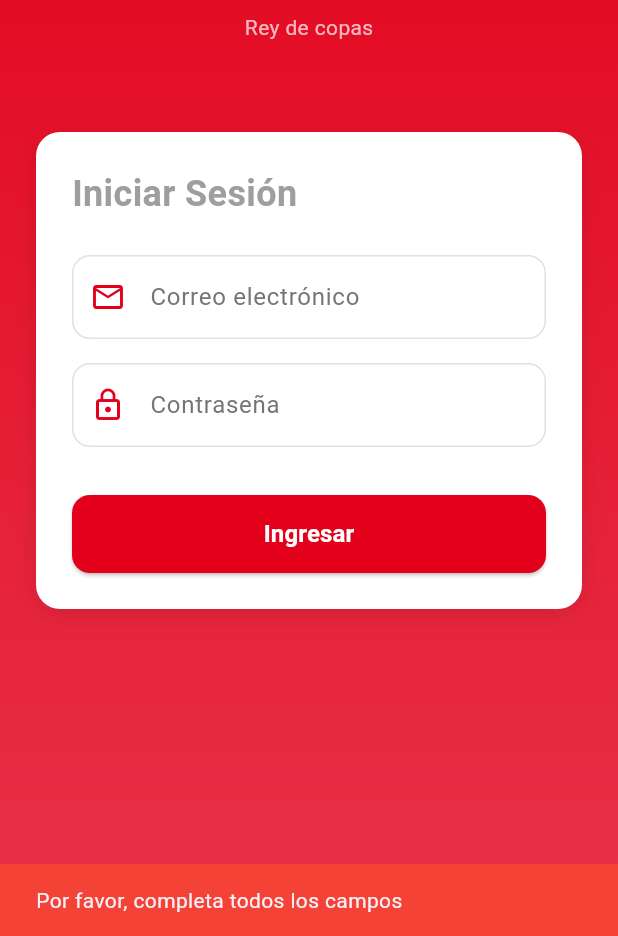
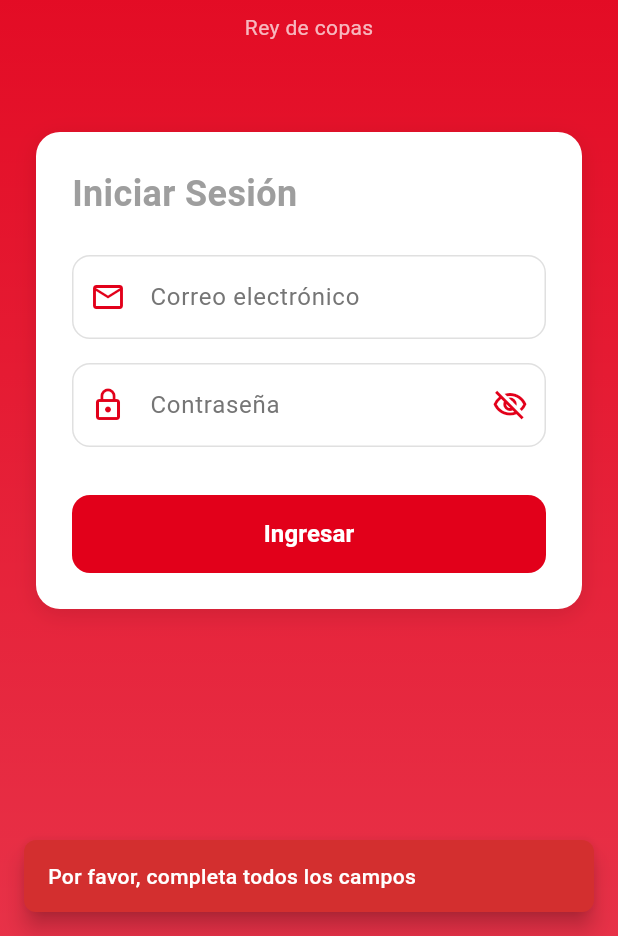
Before and after one commit to maxigmaidana/cultura-club, a Flutter app: the screen it shows after launch, after a tap on "Ingresar", on a phone screen of 412 x 824 dp, the part 300-1236 px from its top. Run offline on Flutter 3.47's test engine with Material 3 defaults, Android fonts, the phone set to English and light mode, and no system bars; our stand-ins replace fl_chart, flutter_dotenv, flutter_riverpod, fpdart, go_router, riverpod_annotation and 2 more; accounts and stored records are empty; generated files the repository leaves out were written again.

Commit message:
se abstraen widgets de ui

````diff
--- /dev/null
+++ b/lib/core/presentation/theme/app_theme.dart
@@ -0,0 +1,74 @@
+import 'package:flutter/material.dart';
+
+/// Tema centralizado de la app
+/// Centraliza colores, spacing, border radius y decoraciones reutilizables
+class AppTheme {
+  // Colores estándar (no varían por club)
+  static const Color surfaceColor = Colors.white;
+  static const Color textSecondaryColor = Color(0xFF757575);
+  static const Color disabledColor = Color(0xFFBDBDBD);
+  static const Color borderColor = Color(0xFFE0E0E0);
+  static const Color successColor = Color(0xFF4CAF50);
+  static const Color errorColor = Color(0xFFD32F2F);
+  static const Color infoColor = Color(0xFF2196F3);
+  static const Color warningColor = Color(0xFFFFC107);
+
+  // Border radius estándar
+  static const double borderRadiusSmall = 8.0;
+  static const double borderRadiusMedium = 12.0;
+  static const double borderRadiusLarge = 16.0;
+
+  // Spacing estándar
+  static const double spacingXSmall = 4.0;
+  static const double spacingSmall = 8.0;
+  static const double spacingMedium = 16.0;
+  static const double spacingLarge = 24.0;
+  static const double spacingXLarge = 32.0;
+
+  // Button dimensions
+  static const double buttonHeight = 52.0;
+  static const double buttonHeightSmall = 40.0;
+
+  // Input field dimensions
+  static const double inputBorderWidth = 1.0;
+  static const double inputBorderWidthFocused = 2.0;
+
+  /// Construye InputDecoration reutilizable para TextField
+  static InputDecoration buildInputDecoration({
+    required String label,
+    required Color primaryColor,
+    IconData? prefixIcon,
+    String? hintText,
+    bool obscureText = false,
+  }) {
+    return InputDecoration(
+      labelText: label,
+      hintText: hintText,
+      labelStyle: TextStyle(color: textSecondaryColor),
+      prefixIcon: prefixIcon != null
+          ? Icon(prefixIcon, color: primaryColor)
+          : null,
+      border: OutlineInputBorder(
+        borderRadius: BorderRadius.circular(borderRadiusMedium),
+      ),
+      enabledBorder: OutlineInputBorder(
+        borderRadius: BorderRadius.circular(borderRadiusMedium),
+        borderSide: const BorderSide(
+          color: borderColor,
+          width: inputBorderWidth,
+        ),
+      ),
+      focusedBorder: OutlineInputBorder(
+        borderRadius: BorderRadius.circular(borderRadiusMedium),
+        borderSide: BorderSide(
+          color: primaryColor,
+          width: inputBorderWidthFocused,
+        ),
+      ),
+      contentPadding: const EdgeInsets.symmetric(
+        horizontal: spacingMedium,
+        vertical: spacingMedium,
+      ),
+    );
+  }
+}
--- /dev/null
+++ b/lib/core/presentation/widgets/app_button.dart
@@ -0,0 +1,90 @@
+import 'package:cultura_club/core/presentation/theme/app_theme.dart';
+import 'package:cultura_club/core/providers/theme_provider.dart';
+import 'package:flutter/material.dart';
+import 'package:flutter_riverpod/flutter_riverpod.dart';
+
+/// Tipos de botón soportados
+enum AppButtonType { primary, secondary }
+
+/// Widget de botón reutilizable y tipado
+/// Lee el color primario del provider centralizado (no requiere pasarlo)
+class AppButton extends ConsumerWidget {
+  final VoidCallback? onPressed;
+  final String label;
+  final AppButtonType type;
+  final bool isLoading;
+  final bool disabled;
+  final double? customHeight;
+
+  const AppButton({
+    super.key,
+    required this.onPressed,
+    required this.label,
+    this.type = AppButtonType.primary,
+    this.isLoading = false,
+    this.disabled = false,
+    this.customHeight,
+  });
+
+  @override
+  Widget build(BuildContext context, WidgetRef ref) {
+    final primaryColor = ref.watch(primaryColorProvider);
+    final height = customHeight ?? AppTheme.buttonHeight;
+    final isClickable = !isLoading && !disabled && onPressed != null;
+
+    return SizedBox(
+      width: double.infinity,
+      height: height,
+      child: ElevatedButton(
+        style: ElevatedButton.styleFrom(
+          backgroundColor: _getBackgroundColor(isClickable, primaryColor),
+          foregroundColor: _getForegroundColor(),
+          shape: RoundedRectangleBorder(
+            borderRadius: BorderRadius.circular(AppTheme.borderRadiusMedium),
+          ),
+          disabledBackgroundColor: AppTheme.disabledColor,
+          elevation: 0,
+        ),
+        onPressed: isClickable ? onPressed : null,
+        child: isLoading
+            ? SizedBox(
+                width: 20,
+                height: 20,
+                child: CircularProgressIndicator(
+                  strokeWidth: 2,
+                  valueColor: AlwaysStoppedAnimation<Color>(
+                    _getForegroundColor(),
+                  ),
+                ),
+              )
+            : Text(
+                label,
+                style: const TextStyle(
+                  fontSize: 16,
+                  fontWeight: FontWeight.bold,
+                ),
+              ),
+      ),
+    );
+  }
+
+  /// Retorna el color de fondo según el tipo y estado
+  Color _getBackgroundColor(bool isClickable, Color primaryColor) {
+    if (!isClickable) {
+      return AppTheme.disabledColor;
+    }
+
+    return switch (type) {
+      AppButtonType.primary => primaryColor,
+      AppButtonType.secondary => Colors.grey[200] ?? Colors.grey,
+    };
+  }
+
+  /// Retorna el color del texto según el tipo
+  Color _getForegroundColor() {
+    return switch (type) {
+      AppButtonType.primary => Colors.white,
+      AppButtonType.secondary => Colors.grey[800] ?? Colors.black,
+    };
+  }
+}
--- /dev/null
+++ b/lib/core/presentation/widgets/app_snack_bar.dart
@@ -0,0 +1,54 @@
+import 'package:cultura_club/core/presentation/theme/app_theme.dart';
+import 'package:flutter/material.dart';
+
+/// Tipos de SnackBar con semántica de uso
+enum AppSnackBarType { success, error, info, warning }
+
+/// Utility para mostrar SnackBar tipado y consistente
+class AppSnackBar {
+  AppSnackBar._(); // Constructor privado
+
+  /// Muestra un SnackBar tipado
+  ///
+  /// Ejemplos:
+  /// ```dart
+  /// AppSnackBar.show(context, AppSnackBarType.success, 'Éxito');
+  /// AppSnackBar.show(context, AppSnackBarType.error, 'Error al conectar');
+  /// ```
+  static void show(
+    BuildContext context,
+    AppSnackBarType type,
+    String message, {
+    Duration duration = const Duration(seconds: 4),
+  }) {
+    final snackBar = SnackBar(
+      content: Text(
+        message,
+        style: const TextStyle(
+          color: Colors.white,
+          fontSize: 14,
+          fontWeight: FontWeight.w500,
+        ),
+      ),
+      backgroundColor: _getColorForType(type),
+      duration: duration,
+      behavior: SnackBarBehavior.floating,
+      margin: const EdgeInsets.all(AppTheme.spacingMedium),
+      shape: RoundedRectangleBorder(
+        borderRadius: BorderRadius.circular(AppTheme.borderRadiusSmall),
+      ),
+    );
+
+    ScaffoldMessenger.of(context).showSnackBar(snackBar);
+  }
+
+  /// Retorna el color según el tipo de SnackBar
+  static Color _getColorForType(AppSnackBarType type) {
+    return switch (type) {
+      AppSnackBarType.success => AppTheme.successColor,
+      AppSnackBarType.error => AppTheme.errorColor,
+      AppSnackBarType.info => AppTheme.infoColor,
+      AppSnackBarType.warning => AppTheme.warningColor,
+    };
+  }
+}
--- /dev/null
+++ b/lib/core/presentation/widgets/app_text_field.dart
@@ -0,0 +1,123 @@
+import 'package:cultura_club/core/presentation/theme/app_theme.dart';
+import 'package:cultura_club/core/providers/theme_provider.dart';
+import 'package:flutter/material.dart';
+import 'package:flutter_riverpod/flutter_riverpod.dart';
+
+/// Tipos de campo de texto soportados
+enum AppTextFieldType { email, password, text }
+
+/// Widget de TextField reutilizable y tipado
+/// Lee el color primario del provider centralizado (no requiere pasarlo)
+class AppTextField extends ConsumerStatefulWidget {
+  final TextEditingController controller;
+  final AppTextFieldType type;
+  final String? label; // Opcional: usa default según type si no se proporciona
+  final String? hintText;
+  final FocusNode? focusNode;
+  final VoidCallback? onSubmitted;
+  final String? Function(String?)? validator;
+  final bool enabled;
+  final TextInputAction textInputAction;
+
+  const AppTextField({
+    super.key,
+    required this.controller,
+    required this.type,
+    this.label,
+    this.hintText,
+    this.focusNode,
+    this.onSubmitted,
+    this.validator,
+    this.enabled = true,
+    this.textInputAction = TextInputAction.done,
+  });
+
+  @override
+  ConsumerState<AppTextField> createState() => _AppTextFieldState();
+}
+
+class _AppTextFieldState extends ConsumerState<AppTextField> {
+  late bool _obscureText;
+
+  @override
+  void initState() {
+    super.initState();
+    _obscureText = widget.type == AppTextFieldType.password;
+  }
+
+  @override
+  Widget build(BuildContext context) {
+    final primaryColor = ref.watch(primaryColorProvider);
+    final effectiveLabel = widget.label ?? _getDefaultLabel();
+
+    return TextField(
+      controller: widget.controller,
+      focusNode: widget.focusNode,
+      enabled: widget.enabled,
+      obscureText: _obscureText,
+      keyboardType: _getKeyboardType(),
+      textInputAction: widget.textInputAction,
+      onSubmitted: widget.onSubmitted != null
+          ? (_) => widget.onSubmitted!()
+          : null,
+      decoration:
+          AppTheme.buildInputDecoration(
+            label: effectiveLabel,
+            hintText: widget.hintText,
+            primaryColor: primaryColor,
+            prefixIcon: _getPrefixIcon(),
+            obscureText: _obscureText,
+          ).copyWith(
+            suffixIcon: widget.type == AppTextFieldType.password
+                ? _buildPasswordToggle(primaryColor)
+                : null,
+          ),
+    );
+  }
+
+  /// Retorna el label default según el tipo de campo
+  String _getDefaultLabel() {
+    return switch (widget.type) {
+      AppTextFieldType.email => 'Correo electrónico',
+      AppTextFieldType.password => 'Contraseña',
+      AppTextFieldType.text => '',
+    };
+  }
+
+  /// Retorna el tipo de teclado según el tipo de campo
+  TextInputType _getKeyboardType() {
+    return switch (widget.type) {
+      AppTextFieldType.email => TextInputType.emailAddress,
+      AppTextFieldType.password => TextInputType.visiblePassword,
+      AppTextFieldType.text => TextInputType.text,
+    };
+  }
+
+  /// Retorna el icono prefijo según el tipo de campo
+  IconData? _getPrefixIcon() {
+    return switch (widget.type) {
+      AppTextFieldType.email => Icons.email_outlined,
+      AppTextFieldType.password => Icons.lock_outline,
+      AppTextFieldType.text => null,
+    };
+  }
+
+  /// Construye el botón toggle para mostrar/ocultar contraseña
+  Widget? _buildPasswordToggle(Color primaryColor) {
+    if (widget.type != AppTextFieldType.password) return null;
+
+    return IconButton(
+      icon: Icon(
+        _obscureText
+            ? Icons.visibility_off_outlined
+            : Icons.visibility_outlined,
+        color: primaryColor,
+      ),
+      onPressed: () {
+        setState(() {
+          _obscureText = !_obscureText;
+        });
+      },
+    );
+  }
+}
--- /dev/null
+++ b/lib/core/presentation/widgets/exports.dart
@@ -0,0 +1,4 @@
+/// Barrel export para widgets compartidos
+export 'app_button.dart';
+export 'app_snack_bar.dart';
+export 'app_text_field.dart';
--- /dev/null
+++ b/lib/core/providers/theme_provider.dart
@@ -0,0 +1,19 @@
+import 'package:flutter/material.dart';
+import 'package:riverpod_annotation/riverpod_annotation.dart';
+
+part 'theme_provider.g.dart';
+
+// Leemos la variable inyectada desde el launch.json
+const String _primaryColorHex = String.fromEnvironment(
+  'PRIMARY_COLOR',
+  defaultValue: '0xFFE2001A',
+);
+
+/// Provider que centraliza el color primario del club (white-label compatible)
+///
+/// Lee desde env var `PRIMARY_COLOR` en launch.json.
+/// Un único punto de verdad para el color de la marca.
+@riverpod
+Color primaryColor(Ref ref) {
+  return Color(int.parse(_primaryColorHex));
+}
--- a/lib/features/auth/presentation/screens/login_screen.dart
+++ b/lib/features/auth/presentation/screens/login_screen.dart
@@ -1,3 +1,5 @@
+import 'package:cultura_club/core/presentation/widgets/exports.dart';
+import 'package:cultura_club/core/providers/theme_provider.dart';
 import 'package:cultura_club/features/auth/presentation/controller/login_controller.dart';
 import 'package:cultura_club/features/home/presentation/screens/home_screen.dart';
 import 'package:flutter/material.dart';
@@ -8,10 +10,6 @@ import 'package:go_router/go_router.dart';
 const String clubName = String.fromEnvironment(
   'CLUB_NAME',
   defaultValue: 'Cultura Club',
-);
-const String primaryColorHex = String.fromEnvironment(
-  'PRIMARY_COLOR',
-  defaultValue: '0xFFE2001A',
 );
 
 class LoginScreen extends ConsumerStatefulWidget {
@@ -48,11 +46,10 @@ class _LoginScreenState extends ConsumerState<LoginScreen> {
     final password = _passwordController.text.trim();
 
     if (email.isEmpty || password.isEmpty) {
-      ScaffoldMessenger.of(context).showSnackBar(
-        const SnackBar(
-          content: Text('Por favor, completa todos los campos'),
-          backgroundColor: Colors.red,
-        ),
+      AppSnackBar.show(
+        context,
+        AppSnackBarType.error,
+        'Por favor, completa todos los campos',
       );
       return;
     }
@@ -68,18 +65,13 @@ class _LoginScreenState extends ConsumerState<LoginScreen> {
 
   @override
   Widget build(BuildContext context) {
-    final Color primaryColor = Color(int.parse(primaryColorHex));
+    final primaryColor = ref.watch(primaryColorProvider);
     final loginState = ref.watch(loginControllerProvider);
     final isLoading = loginState is AsyncLoading;
 
     ref.listen(loginControllerProvider, (_, next) {
       if (next is AsyncError) {
-        ScaffoldMessenger.of(context).showSnackBar(
-          SnackBar(
-            content: Text(next.error.toString()),
-            backgroundColor: Colors.red[700],
-          ),
-        );
+        AppSnackBar.show(context, AppSnackBarType.error, next.error.toString());
       }
     });
 
@@ -88,7 +80,7 @@ class _LoginScreenState extends ConsumerState<LoginScreen> {
       body: Container(
         decoration: BoxDecoration(
           gradient: LinearGradient(
-            colors: [primaryColor, primaryColor.withOpacity(0.8)],
+            colors: [primaryColor, primaryColor.withValues(alpha: 0.8)],
             begin: Alignment.topCenter,
             end: Alignment.bottomCenter,
           ),
@@ -166,102 +158,38 @@ class _LoginScreenState extends ConsumerState<LoginScreen> {
                     ),
                     const SizedBox(height: 24),
                     // Email Field
-                    TextField(
+                    AppTextField(
                       controller: _emailController,
+                      type: AppTextFieldType.email,
                       enabled: !isLoading,
-                      keyboardType: TextInputType.emailAddress,
                       textInputAction: TextInputAction.next,
-                      onSubmitted: (_) {
+                      focusNode: null,
+                      onSubmitted: () {
                         _passwordFocusNode.requestFocus();
                       },
-                      decoration: InputDecoration(
-                        labelText: 'Correo electrónico',
-                        labelStyle: TextStyle(color: Colors.grey[600]),
-                        prefixIcon: Icon(
-                          Icons.email_outlined,
-                          color: primaryColor,
-                        ),
-                        border: OutlineInputBorder(
-                          borderRadius: BorderRadius.circular(12),
-                        ),
-                        enabledBorder: OutlineInputBorder(
-                          borderRadius: BorderRadius.circular(12),
-                          borderSide: BorderSide(color: Colors.grey[300]!),
-                        ),
-                        focusedBorder: OutlineInputBorder(
-                          borderRadius: BorderRadius.circular(12),
-                          borderSide: BorderSide(color: primaryColor, width: 2),
-                        ),
-                      ),
                     ),
                     const SizedBox(height: 16),
                     // Password Field
-                    TextField(
+                    AppTextField(
                       controller: _passwordController,
+                      type: AppTextFieldType.password,
+                      enabled: !isLoading,
                       focusNode: _passwordFocusNode,
-                      enabled: !isLoading,
-                      obscureText: true,
                       textInputAction: TextInputAction.done,
-                      onSubmitted: (_) {
+                      onSubmitted: () {
                         if (_emailController.text.trim().isNotEmpty &&
                             _passwordController.text.trim().isNotEmpty) {
                           _onLoginPressed();
                         }
                       },
-                      decoration: InputDecoration(
-                        labelText: 'Contraseña',
-                        labelStyle: TextStyle(color: Colors.grey[600]),
-                        prefixIcon: Icon(
-                          Icons.lock_outline,
-                          color: primaryColor,
-                        ),
-                        border: OutlineInputBorder(
-                          borderRadius: BorderRadius.circular(12),
-                        ),
-                        enabledBorder: OutlineInputBorder(
-                          borderRadius: BorderRadius.circular(12),
-                          borderSide: BorderSide(color: Colors.grey[300]!),
-                        ),
-                        focusedBorder: OutlineInputBorder(
-                          borderRadius: BorderRadius.circular(12),
-                          borderSide: BorderSide(color: primaryColor, width: 2),
-                        ),
-                      ),
                     ),
                     const SizedBox(height: 32),
                     // Login Button
-                    SizedBox(
-                      width: double.infinity,
-                      height: 52,
-                      child: ElevatedButton(
-                        style: ElevatedButton.styleFrom(
-                          backgroundColor: primaryColor,
-                          foregroundColor: Colors.white,
-                          shape: RoundedRectangleBorder(
-                            borderRadius: BorderRadius.circular(12),
-                          ),
-                          disabledBackgroundColor: Colors.grey[400],
-                        ),
-                        onPressed: isLoading ? null : _onLoginPressed,
-                        child: isLoading
-                            ? const SizedBox(
-                                width: 20,
-                                height: 20,
-                                child: CircularProgressIndicator(
-                                  strokeWidth: 2,
-                                  valueColor: AlwaysStoppedAnimation<Color>(
-                                    Colors.white,
-                                  ),
-                                ),
-                              )
-                            : const Text(
-                                'Ingresar',
-                                style: TextStyle(
-                                  fontSize: 16,
-                                  fontWeight: FontWeight.bold,
-                                ),
-                              ),
-                      ),
+                    AppButton(
+                      onPressed: _onLoginPressed,
+                      label: 'Ingresar',
+                      type: AppButtonType.primary,
+                      isLoading: isLoading,
                     ),
                   ],
                 ),
````
Also changed, not shown: lib/core/providers/theme_provider.g.dart (added).
